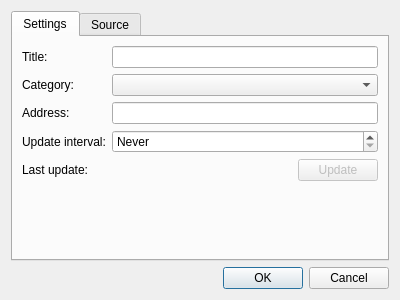
Old version of the form src/ui/ContentBlockingProfileDialog.ui in the repository OtterBrowser/otter-browser.
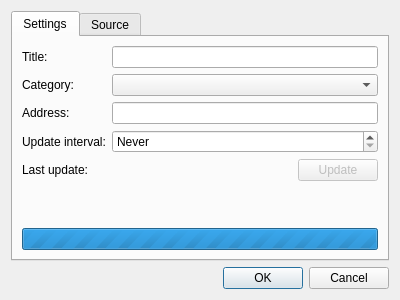
New version of the form. Custom widgets are drawn as their Qt base class.

Commit message: Allow to add profile from URL

Patch:
```diff
--- a/src/ui/ContentBlockingProfileDialog.ui
+++ b/src/ui/ContentBlockingProfileDialog.ui
@@ -23,6 +23,8 @@
       <attribute name="title">
        <string>Settings</string>
       </attribute>
+      <layout class="QVBoxLayout" name="settingsLayout">
+       <item>
       <layout class="QFormLayout" name="formLayout">
        <item row="0" column="0">
         <widget class="QLabel" name="titleLabel">
@@ -120,13 +122,25 @@
          </item>
         </layout>
        </item>
-       <item row="5" column="0">
+        </layout>
+       </item>
+       <item>
         <spacer name="verticalSpacer">
          <property name="orientation">
           <enum>Qt::Vertical</enum>
          </property>
         </spacer>
        </item>
+       <item>
+        <widget class="QProgressBar" name="progressBar">
+         <property name="maximum">
+          <number>0</number>
+         </property>
+         <property name="value">
+          <number>0</number>
+         </property>
+        </widget>
+       </item>
       </layout>
      </widget>
      <widget class="QWidget" name="sourceTab">
```
Lines whose indentation alone changed are shown as unchanged. The commit also changes 4 other files.
